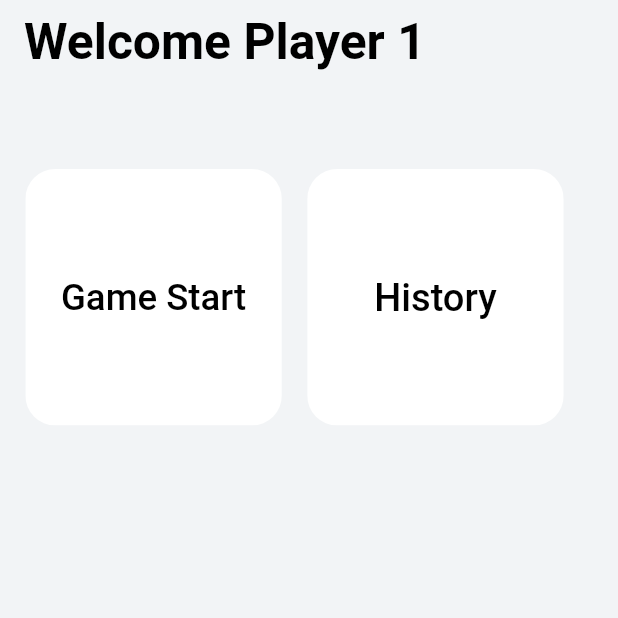
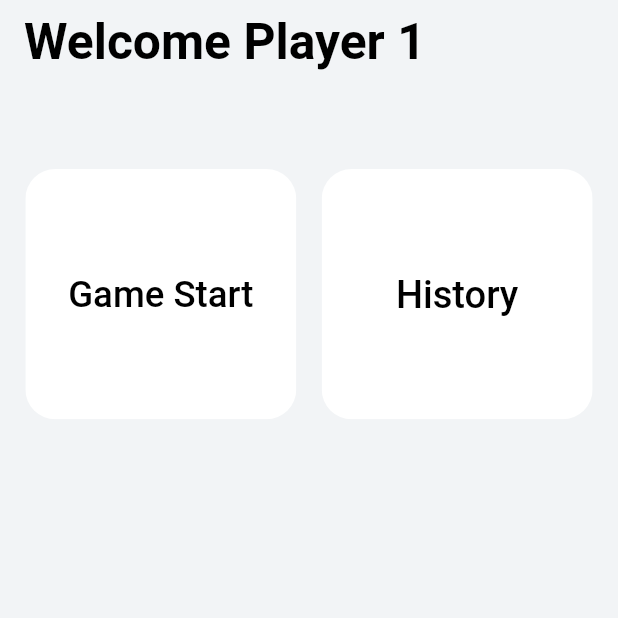
Before and after one commit to mosiccan/tennis_score_app, a Flutter app: the screen it shows after launch, on a phone screen of 412 x 824 dp, the top half of it. Run offline on Flutter 3.47's test engine with Material 2 defaults, Android fonts, the phone set to English and light mode, and no system bars; our stand-ins replace flutter_screenutil; missing offline and left inert: pixel_perfect.

Commit message:
feat : 위젯 반응형으로 만들어줌
width : 171.w
height: 171.h

```diff
--- a/lib/main.dart
+++ b/lib/main.dart
@@ -73,8 +73,8 @@ class _MyHomePageState extends State<MyHomePage> {
                           ),
                           textAlign: TextAlign.center,
                         ),
-                        width: 171, // 160
-                        height: 171,  // 180
+                        width: 171.w, // 160
+                        height: 171.h,  // 180
                         color: Colors.white,
                       ),
                       borderRadius: BorderRadius.circular(20),
@@ -98,8 +98,8 @@ class _MyHomePageState extends State<MyHomePage> {
                             fontWeight: FontWeight.w500,
                           ),
                         ),
-                        width: 171, // 160
-                        height: 171,  // 180
+                        width: 171.w, // 160
+                        height: 171.h,  // 180
                         color: Colors.white,
                       ),
                       borderRadius: BorderRadius.circular(20),
```
